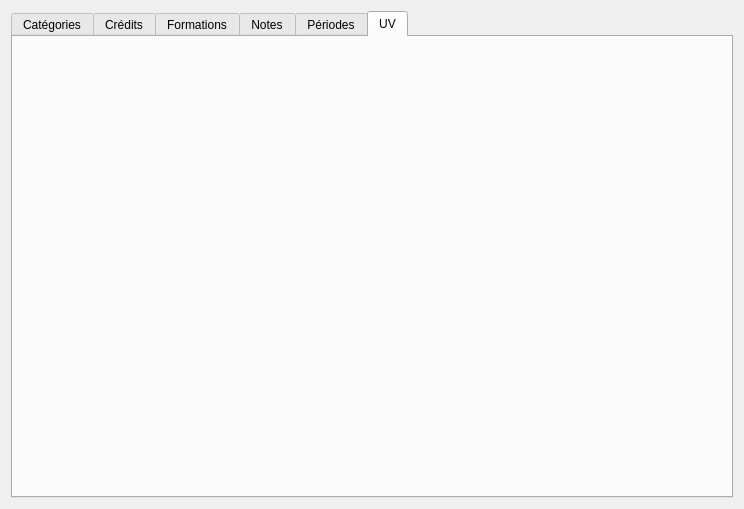
Before: the Qt Designer form Projet/gui/configuration.ui in dtbinh/Projet_L021, drawn with Qt 5.
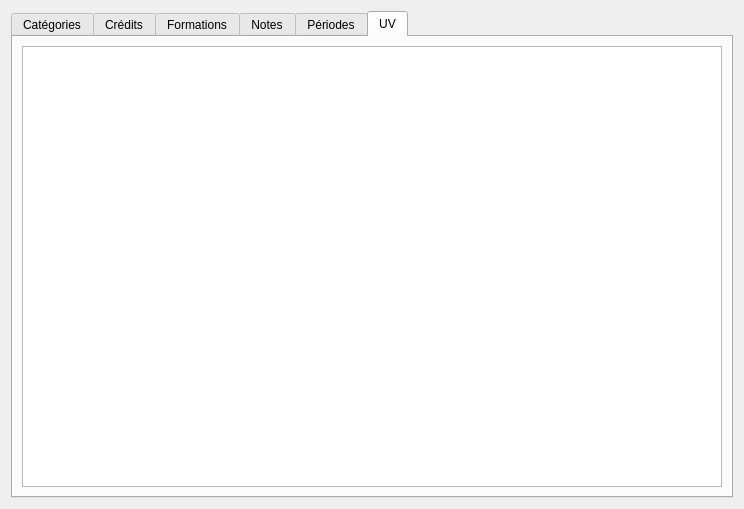
After: the same form once the commit is applied. The open tabs and pages were chosen to show the change.

Commit message: Terminé tous les chargements dans l'onglet Configuration

Diff of the .ui file:
```diff
--- a/Projet/gui/configuration.ui
+++ b/Projet/gui/configuration.ui
@@ -22,7 +22,7 @@
      <property name="currentIndex">
       <number>0</number>
      </property>
-     <widget class="QWidget" name="tabWidgetConfigurationCategorie">
+     <widget class="QWidget" name="tab">
       <property name="toolTip">
        <string/>
       </property>
@@ -74,7 +74,7 @@
        <string>Formations</string>
       </attribute>
      </widget>
-     <widget class="QWidget" name="tab">
+     <widget class="QWidget" name="tab_4">
       <attribute name="title">
        <string>Notes</string>
       </attribute>
@@ -88,6 +88,33 @@
       <attribute name="title">
        <string>UV</string>
       </attribute>
+      <layout class="QHBoxLayout" name="horizontalLayout_7">
+       <item>
+        <widget class="QTableView" name="uvs">
+         <property name="editTriggers">
+          <set>QAbstractItemView::NoEditTriggers</set>
+         </property>
+         <property name="alternatingRowColors">
+          <bool>true</bool>
+         </property>
+         <property name="selectionMode">
+          <enum>QAbstractItemView::SingleSelection</enum>
+         </property>
+         <property name="selectionBehavior">
+          <enum>QAbstractItemView::SelectRows</enum>
+         </property>
+         <property name="showGrid">
+          <bool>false</bool>
+         </property>
+         <attribute name="horizontalHeaderShowSortIndicator" stdset="0">
+          <bool>true</bool>
+         </attribute>
+         <attribute name="verticalHeaderVisible">
+          <bool>false</bool>
+         </attribute>
+        </widget>
+       </item>
+      </layout>
      </widget>
     </widget>
    </item>
```
Left out of the diff: 140 changed lines with no effect on the pictures. The commit also changes 11 other files.
